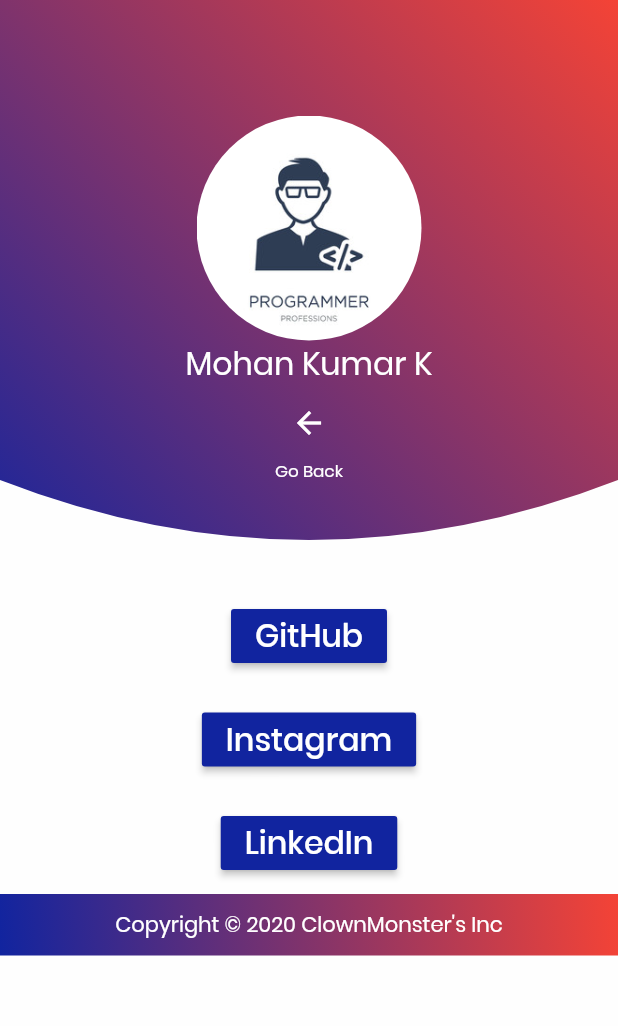
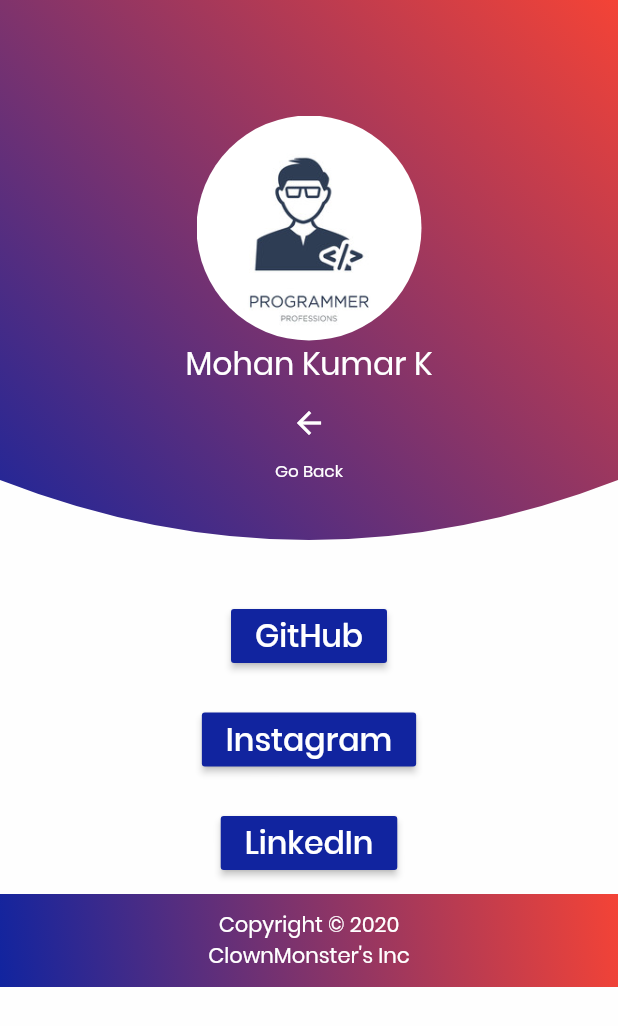
Before and after one commit to ClownMonster/covid19_flutter_app, a Flutter app: the Devpage screen opened directly, on a phone screen of 412 x 824 dp. Shown: the top 1026 px of the screen. Run offline on Flutter 3.47's test engine with Material 2 defaults, Android fonts, the phone set to English and light mode, and no system bars; our stand-ins replace flutter_svg; network calls fail.

Commit message:
copy right label set

```diff
--- a/lib/Devpage.dart
+++ b/lib/Devpage.dart
@@ -131,7 +131,7 @@ class _DevpageState extends State<Devpage>{
                 ),
                 ),
                   width: double.infinity,
-                  child: Text("Copyright © 2020 ClownMonster's Inc",
+                  child: Text("Copyright © 2020 \nClownMonster's Inc",
                   textAlign: TextAlign.center, style: TextStyle(color:Colors.white),
                   ),
                 ),
--- a/lib/main.dart
+++ b/lib/main.dart
@@ -276,7 +276,7 @@ class _HomeScreenState extends State<HomeScreen>{
                 ),
 
                   height: 60,
-                  child: Text("Copyright © 2020  ClownMonster's Inc",
+                  child: Text("Copyright © 2020 \n ClownMonster's Inc",
                   textAlign: TextAlign.center, style: TextStyle(color:Colors.white),
                   ),
                 ),
```
